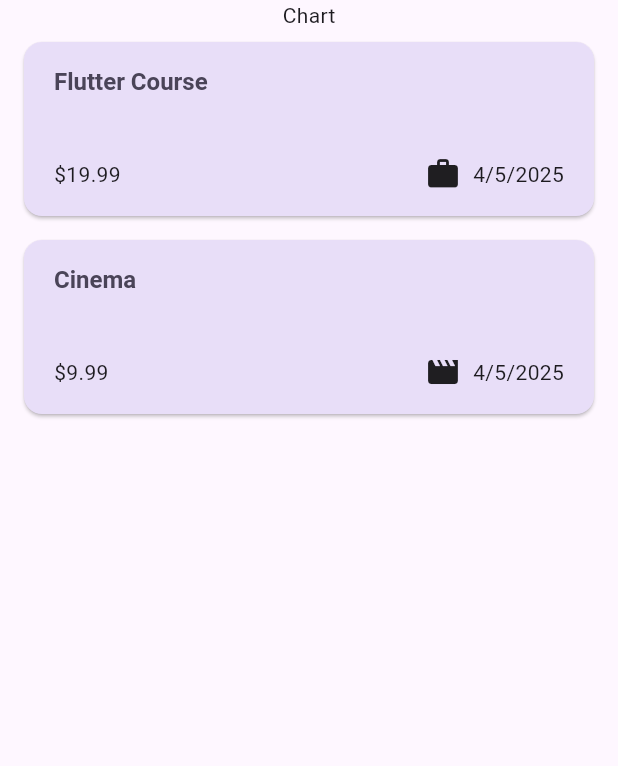
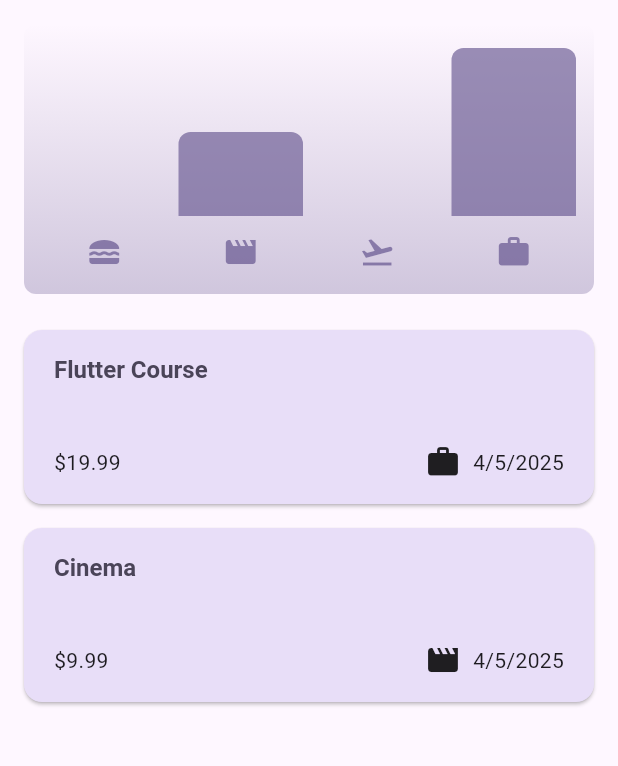
Before and after one commit to Dominiq01/flutter_expense_tracker, a Flutter app: the screen it shows after launch, on a phone screen of 412 x 824 dp, the part 84-850 px from its top. Run offline on Flutter 3.47's test engine with Material 3 defaults, Android fonts, the phone set to English and light mode, and no system bars.

Commit message:
add chart

```diff
--- a/lib/models/expense.dart
+++ b/lib/models/expense.dart
@@ -33,3 +33,25 @@ class Expense {
     return formatter.format(date);
   }
 }
+
+class ExpenseBucket {
+  const ExpenseBucket({required this.category, required this.expenses});
+
+  ExpenseBucket.forCategory(List<Expense> allExpenses, this.category)
+      : expenses = allExpenses
+            .where((expense) => expense.category == category)
+            .toList();
+
+  final Category category;
+  final List<Expense> expenses;
+
+  double get totalExpenses {
+    double sum = 0;
+
+    for (final Expense expense in expenses) {
+      sum += expense.amount;
+    }
+
+    return sum;
+  }
+}
--- /dev/null
+++ b/lib/widgets/chart/chart.dart
@@ -0,0 +1,95 @@
+import 'package:flutter/material.dart';
+
+import 'package:expense_tracker/widgets/chart/chart_bar.dart';
+import 'package:expense_tracker/models/expense.dart';
+
+class Chart extends StatelessWidget {
+  const Chart({super.key, required this.expenses});
+
+  final List<Expense> expenses;
+
+  List<ExpenseBucket> get buckets {
+    return [
+      ExpenseBucket.forCategory(expenses, Category.food),
+      ExpenseBucket.forCategory(expenses, Category.leisure),
+      ExpenseBucket.forCategory(expenses, Category.travel),
+      ExpenseBucket.forCategory(expenses, Category.work),
+    ];
+  }
+
+  double get maxTotalExpense {
+    double maxTotalExpense = 0;
+
+    for (final bucket in buckets) {
+      if (bucket.totalExpenses > maxTotalExpense) {
+        maxTotalExpense = bucket.totalExpenses;
+      }
+    }
+
+    return maxTotalExpense;
+  }
+
+  @override
+  Widget build(BuildContext context) {
+    final isDarkMode =
+        MediaQuery.of(context).platformBrightness == Brightness.dark;
+    return Container(
+      margin: const EdgeInsets.all(16),
+      padding: const EdgeInsets.symmetric(
+        vertical: 16,
+        horizontal: 8,
+      ),
+      width: double.infinity,
+      height: 180,
+      decoration: BoxDecoration(
+        borderRadius: BorderRadius.circular(8),
+        gradient: LinearGradient(
+          colors: [
+            Theme.of(context).colorScheme.primary.withValues(alpha: 0.3),
+            Theme.of(context).colorScheme.primary.withValues(alpha: 0.0)
+          ],
+          begin: Alignment.bottomCenter,
+          end: Alignment.topCenter,
+        ),
+      ),
+      child: Column(
+        children: [
+          Expanded(
+            child: Row(
+              crossAxisAlignment: CrossAxisAlignment.end,
+              children: [
+                for (final bucket in buckets) // alternative to map()
+                  ChartBar(
+                    fill: bucket.totalExpenses == 0
+                        ? 0
+                        : bucket.totalExpenses / maxTotalExpense,
+                  )
+              ],
+            ),
+          ),
+          const SizedBox(height: 12),
+          Row(
+            children: buckets
+                .map(
+                  (bucket) => Expanded(
+                    child: Padding(
+                      padding: const EdgeInsets.symmetric(horizontal: 4),
+                      child: Icon(
+                        categoryIcons[bucket.category],
+                        color: isDarkMode
+                            ? Theme.of(context).colorScheme.secondary
+                            : Theme.of(context)
+                                .colorScheme
+                                .primary
+                                .withValues(alpha: 0.7),
+                      ),
+                    ),
+                  ),
+                )
+                .toList(),
+          )
+        ],
+      ),
+    );
+  }
+}
--- /dev/null
+++ b/lib/widgets/chart/chart_bar.dart
@@ -0,0 +1,34 @@
+import 'package:flutter/material.dart';
+
+class ChartBar extends StatelessWidget {
+  const ChartBar({
+    super.key,
+    required this.fill,
+  });
+
+  final double fill;
+
+  @override
+  Widget build(BuildContext context) {
+    final isDarkMode =
+        MediaQuery.of(context).platformBrightness == Brightness.dark;
+    return Expanded(
+      child: Padding(
+        padding: const EdgeInsets.symmetric(horizontal: 4),
+        child: FractionallySizedBox(
+          heightFactor: fill,
+          child: DecoratedBox(
+            decoration: BoxDecoration(
+              shape: BoxShape.rectangle,
+              borderRadius:
+                  const BorderRadius.vertical(top: Radius.circular(8)),
+              color: isDarkMode
+                  ? Theme.of(context).colorScheme.secondary
+                  : Theme.of(context).colorScheme.primary.withValues(alpha: 0.65),
+            ),
+          ),
+        ),
+      ),
+    );
+  }
+}
--- a/lib/widgets/expenses.dart
+++ b/lib/widgets/expenses.dart
@@ -1,3 +1,4 @@
+import 'package:expense_tracker/widgets/chart/chart.dart';
 import 'package:expense_tracker/widgets/expenses_list/expenses_list.dart';
 import 'package:expense_tracker/models/expense.dart';
 import 'package:expense_tracker/widgets/new_expense.dart';
@@ -77,7 +78,10 @@ class _ExpensesState extends State<Expenses> {
         ],
       ),
       body: Column(
-        children: [Text("Chart"), Expanded(child: mainContent)],
+        children: [
+          Chart(expenses: _registeredExpenses),
+          Expanded(child: mainContent)
+        ],
       ),
     );
   }
```
